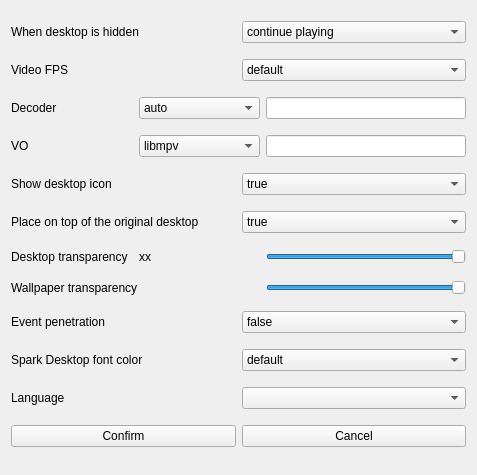
First picture: the form in src/moresetting.ui, repository dependon/fantascene-dynamic-wallpaper, before the edit.
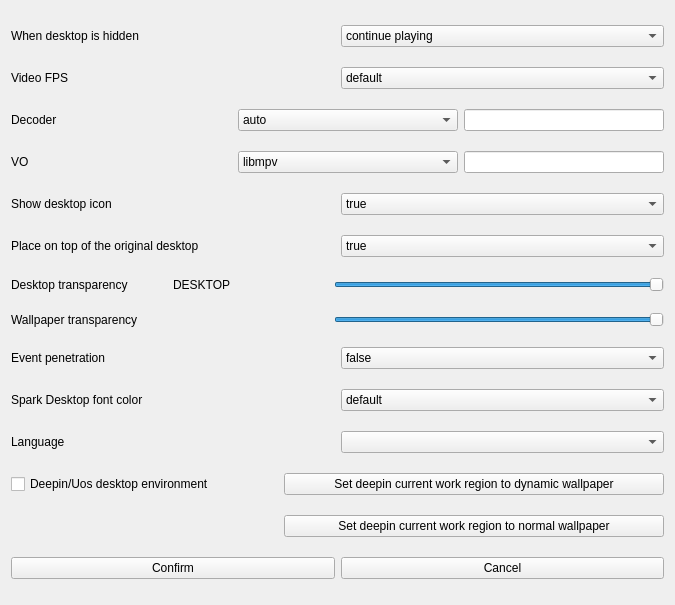
Second picture: the form after the edit.

Commit message: fix deepin/uos new wallpaper 1

```diff
--- a/src/moresetting.ui
+++ b/src/moresetting.ui
@@ -6,8 +6,8 @@
    <rect>
     <x>0</x>
     <y>0</y>
-    <width>477</width>
-    <height>475</height>
+    <width>675</width>
+    <height>605</height>
    </rect>
   </property>
   <property name="windowTitle">
@@ -261,12 +261,18 @@
      <item>
       <widget class="QLabel" name="label_name">
        <property name="text">
-        <string>xx</string>
+        <string>DESKTOP</string>
        </property>
       </widget>
      </item>
      <item>
       <widget class="QSlider" name="desktop_transparency">
+       <property name="minimumSize">
+        <size>
+         <width>330</width>
+         <height>0</height>
+        </size>
+       </property>
        <property name="maximumSize">
         <size>
          <width>200</width>
@@ -297,6 +303,12 @@
      </item>
      <item>
       <widget class="QSlider" name="back_transparency">
+       <property name="minimumSize">
+        <size>
+         <width>330</width>
+         <height>0</height>
+        </size>
+       </property>
        <property name="maximumSize">
         <size>
          <width>200</width>
@@ -327,6 +339,12 @@
      </item>
      <item>
       <widget class="QComboBox" name="eventBox">
+       <property name="minimumSize">
+        <size>
+         <width>300</width>
+         <height>0</height>
+        </size>
+       </property>
        <item>
         <property name="text">
          <string>false</string>
@@ -460,6 +478,60 @@
      </item>
     </layout>
    </item>
+   <item>
+    <layout class="QHBoxLayout" name="horizontalLayout_13">
+     <item>
+      <widget class="QCheckBox" name="check_deepin">
+       <property name="text">
+        <string>Deepin/Uos desktop environment</string>
+       </property>
+      </widget>
+     </item>
+     <item>
+      <widget class="QPushButton" name="setWorkPaper">
+       <property name="minimumSize">
+        <size>
+         <width>380</width>
+         <height>0</height>
+        </size>
+       </property>
+       <property name="text">
+        <string>Set deepin current work region to dynamic wallpaper</string>
+       </property>
+      </widget>
+     </item>
+    </layout>
+   </item>
+   <item>
+    <layout class="QHBoxLayout" name="horizontalLayout_14">
+     <item>
+      <spacer name="horizontalSpacer">
+       <property name="orientation">
+        <enum>Qt::Horizontal</enum>
+       </property>
+       <property name="sizeHint" stdset="0">
+        <size>
+         <width>40</width>
+         <height>20</height>
+        </size>
+       </property>
+      </spacer>
+     </item>
+     <item>
+      <widget class="QPushButton" name="setWorkPaper_2">
+       <property name="minimumSize">
+        <size>
+         <width>380</width>
+         <height>0</height>
+        </size>
+       </property>
+       <property name="text">
+        <string>Set deepin current work region to normal wallpaper</string>
+       </property>
+      </widget>
+     </item>
+    </layout>
+   </item>
    <item>
     <layout class="QHBoxLayout" name="horizontalLayout_3">
      <item>
```
The commit also changes 39 other files.
